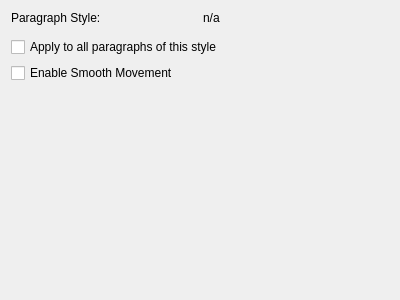
First picture: the form in plugins/paragraphtool/dialogs/OptionWidget.ui, repository KDE/krita, before the edit.
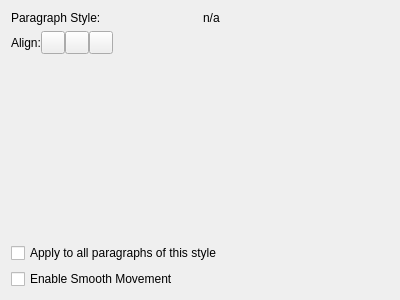
Second picture: the form after the edit. Custom widgets are drawn as their Qt base class.

Commit message: Add alignment button to the user interface. Unfortunately it's not yet hooked up.

The edit to the form file:
```diff
--- a/plugins/paragraphtool/dialogs/OptionWidget.ui
+++ b/plugins/paragraphtool/dialogs/OptionWidget.ui
@@ -43,35 +43,55 @@
     </widget>
    </item>
    <item row="1" column="0" colspan="2" >
-    <widget class="KSeparator" name="kseparator" />
+    <widget class="QFrame" name="buttonFrame1" >
+     <property name="sizePolicy" >
+      <sizepolicy vsizetype="Preferred" hsizetype="Fixed" >
+       <horstretch>0</horstretch>
+       <verstretch>0</verstretch>
+      </sizepolicy>
+     </property>
+     <property name="frameShape" >
+      <enum>QFrame::NoFrame</enum>
+     </property>
+     <layout class="QGridLayout" name="_2" >
+      <property name="horizontalSpacing" >
+       <number>0</number>
+      </property>
+      <property name="margin" >
+       <number>0</number>
+      </property>
+      <item row="0" column="0" >
+       <widget class="QLabel" name="label" >
+        <property name="text" >
+         <string>Align:</string>
+        </property>
+       </widget>
+      </item>
+      <item row="0" column="1" >
+       <widget class="QToolButton" name="alignLeft" >
+        <property name="autoRaise" >
+         <bool>false</bool>
+        </property>
+       </widget>
+      </item>
+      <item row="0" column="2" >
+       <widget class="QToolButton" name="alignCenter" >
+        <property name="autoRaise" >
+         <bool>false</bool>
+        </property>
+       </widget>
+      </item>
+      <item row="0" column="3" >
+       <widget class="QToolButton" name="alignRight" >
+        <property name="autoRaise" >
+         <bool>false</bool>
+        </property>
+       </widget>
+      </item>
+     </layout>
+    </widget>
    </item>
    <item row="2" column="0" colspan="2" >
-    <widget class="QCheckBox" name="applyToParent" >
-     <property name="text" >
-      <string>Apply to all paragraphs of this style</string>
-     </property>
-     <property name="sizePolicy" >
-      <sizepolicy vsizetype="Fixed" hsizetype="Expanding" >
-       <horstretch>1</horstretch>
-       <verstretch>0</verstretch>
-      </sizepolicy>
-     </property>
-    </widget>
-   </item>
-   <item row="3" column="0" colspan="2" >
-    <widget class="QCheckBox" name="smoothCheckBox" >
-     <property name="text" >
-      <string>Enable Smooth Movement</string>
-     </property>
-     <property name="sizePolicy" >
-      <sizepolicy vsizetype="Fixed" hsizetype="Expanding" >
-       <horstretch>1</horstretch>
-       <verstretch>0</verstretch>
-      </sizepolicy>
-     </property>
-    </widget>
-   </item>
-   <item row="4" column="0" colspan="2" >
     <spacer name="verticalSpacer" >
      <property name="orientation" >
       <enum>Qt::Vertical</enum>
@@ -90,6 +110,35 @@
      </property>
     </spacer>
    </item>
+   <item row="3" column="0" colspan="2" >
+    <widget class="KSeparator" name="kseparator" />
+   </item>
+   <item row="4" column="0" colspan="2" >
+    <widget class="QCheckBox" name="applyToParent" >
+     <property name="text" >
+      <string>Apply to all paragraphs of this style</string>
+     </property>
+     <property name="sizePolicy" >
+      <sizepolicy vsizetype="Fixed" hsizetype="Expanding" >
+       <horstretch>1</horstretch>
+       <verstretch>0</verstretch>
+      </sizepolicy>
+     </property>
+    </widget>
+   </item>
+   <item row="5" column="0" colspan="2" >
+    <widget class="QCheckBox" name="smoothCheckBox" >
+     <property name="text" >
+      <string>Enable Smooth Movement</string>
+     </property>
+     <property name="sizePolicy" >
+      <sizepolicy vsizetype="Fixed" hsizetype="Expanding" >
+       <horstretch>1</horstretch>
+       <verstretch>0</verstretch>
+      </sizepolicy>
+     </property>
+    </widget>
+   </item>
   </layout>
  </widget>
  <customwidgets>
```
